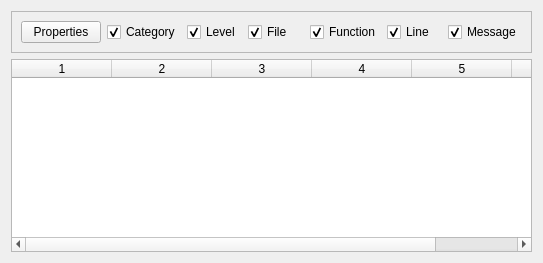
This is src/Logger/ui_files/GstLogger.ui in loganek/gst-creator as Qt 5 draws it before an edit. The edited form follows.
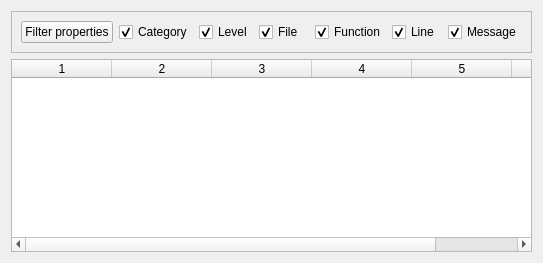
This is the edited form.

What changed in the file:
```diff
--- a/src/Logger/ui_files/GstLogger.ui
+++ b/src/Logger/ui_files/GstLogger.ui
@@ -26,7 +26,7 @@
       <item>
        <widget class="QPushButton" name="propertiesPushButton">
         <property name="text">
-         <string>Properties</string>
+         <string>Filter properties</string>
         </property>
        </widget>
       </item>
```
